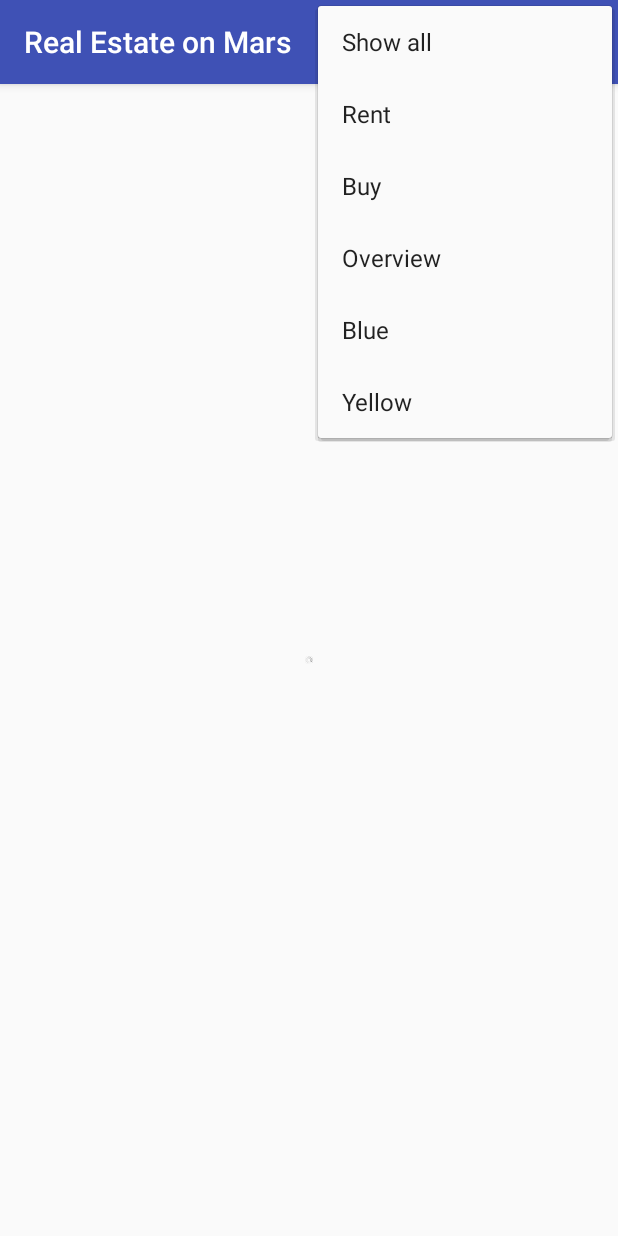
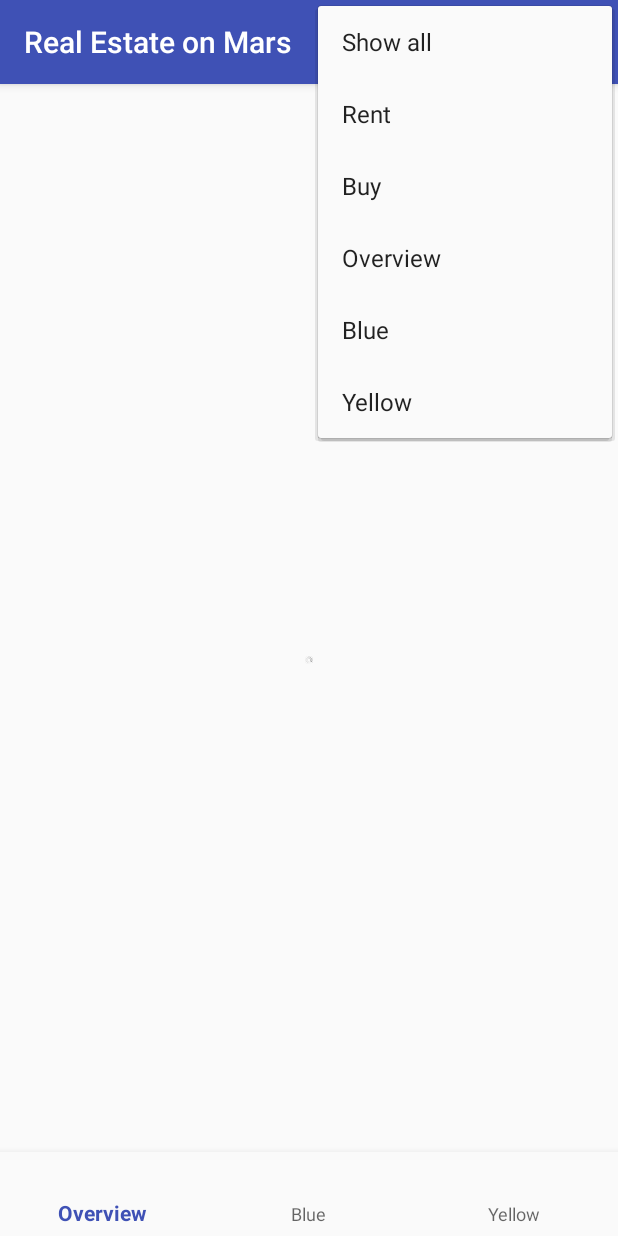
Before and after one commit to richrono/MarsFinal, an Android app: the fragment DetailFragment placed in its activity, with the options menu open, on a phone screen of 412 x 824 dp. Run offline under Robolectric (Android 15) with nearby library versions, the phone set to English and light mode, and no system bars; our stand-ins replace data binding; pictures from the network do not load; 4 statements that could not run were skipped.

Commit message:
put bottomNavView(menu) in activity_menu.xml

```diff
--- a/app/src/main/res/layout/activity_main.xml
+++ b/app/src/main/res/layout/activity_main.xml
@@ -16,12 +16,33 @@
   ~ limitations under the License.
   ~
   -->
+<layout xmlns:android="http://schemas.android.com/apk/res/android"
+    xmlns:app="http://schemas.android.com/apk/res-auto"
+    xmlns:tools="http://schemas.android.com/tools">
 
-<fragment xmlns:android="http://schemas.android.com/apk/res/android"
-    xmlns:app="http://schemas.android.com/apk/res-auto"
+    <androidx.constraintlayout.widget.ConstraintLayout
+        android:layout_width="match_parent"
+        android:layout_height="match_parent">
+
+        <com.google.android.material.bottomnavigation.BottomNavigationView
+            android:id="@+id/bottomNavigationView2"
+            android:layout_width="0dp"
+            android:layout_height="wrap_content"
+            android:layout_marginStart="0dp"
+            android:layout_marginEnd="0dp"
+            android:background="?android:attr/windowBackground"
+            app:layout_constraintBottom_toBottomOf="parent"
+            app:layout_constraintLeft_toLeftOf="parent"
+            app:layout_constraintRight_toRightOf="parent"
+            app:menu="@menu/bottom_menu"/>
+
+        <fragment
             android:id="@+id/nav_host_fragment"
             android:name="androidx.navigation.fragment.NavHostFragment"
             android:layout_width="match_parent"
             android:layout_height="match_parent"
             app:defaultNavHost="true"
             app:navGraph="@navigation/nav_graph" />
+
+    </androidx.constraintlayout.widget.ConstraintLayout>
+</layout>
--- a/app/src/main/res/layout/fragment_detail.xml
+++ b/app/src/main/res/layout/fragment_detail.xml
@@ -22,6 +22,7 @@
     xmlns:tools="http://schemas.android.com/tools">
 
     <data>
+
         <variable
             name="viewModel"
             type="com.example.android.marsrealestate.detail.DetailViewModel" />
@@ -29,13 +30,14 @@
 
     <ScrollView
         android:layout_width="match_parent"
-        android:layout_height="match_parent"
+        android:layout_height="wrap_content"
         tools:context=".DetailFragment">
 
         <androidx.constraintlayout.widget.ConstraintLayout
             android:layout_width="match_parent"
             android:layout_height="wrap_content"
             android:padding="16dp">
+
 
             <ImageView
                 android:id="@+id/main_photo_image"
@@ -53,9 +55,9 @@
                 android:layout_width="wrap_content"
                 android:layout_height="wrap_content"
                 android:layout_marginTop="16dp"
+                android:text="@{viewModel.displayPropertyType}"
                 android:textColor="#de000000"
                 android:textSize="39sp"
-                android:text="@{viewModel.displayPropertyType}"
                 app:layout_constraintStart_toStartOf="parent"
                 app:layout_constraintTop_toBottomOf="@+id/main_photo_image"
                 tools:text="To Rent" />
@@ -65,9 +67,9 @@
                 android:layout_width="wrap_content"
                 android:layout_height="wrap_content"
                 android:layout_marginTop="8dp"
+                android:text="@{viewModel.displayPropertyPrice}"
                 android:textColor="#de000000"
                 android:textSize="20sp"
-                android:text="@{viewModel.displayPropertyPrice}"
                 app:layout_constraintStart_toStartOf="parent"
                 app:layout_constraintTop_toBottomOf="@+id/property_type_text"
                 tools:text="$100,000" />
--- a/app/src/main/res/layout/fragment_overview.xml
+++ b/app/src/main/res/layout/fragment_overview.xml
@@ -58,5 +58,10 @@
             app:layout_constraintTop_toTopOf="parent"
             app:marsApiStatus="@{viewModel.status}" />
 
+<!--        <com.google.android.material.bottomnavigation.BottomNavigationView-->
+<!--            android:layout_width="match_parent"-->
+<!--            android:layout_height="match_parent"-->
+<!--            app:menu="@menu/bottom_menu" />-->
+
     </androidx.constraintlayout.widget.ConstraintLayout>
 </layout>
--- a/app/src/main/res/layout/fragment_tab_bottom.xml
+++ b/app/src/main/res/layout/fragment_tab_bottom.xml
@@ -1,22 +1,19 @@
 <?xml version="1.0" encoding="utf-8"?>
-<androidx.constraintlayout.widget.ConstraintLayout
-    xmlns:android="http://schemas.android.com/apk/res/android"
+<androidx.constraintlayout.widget.ConstraintLayout xmlns:android="http://schemas.android.com/apk/res/android"
     xmlns:app="http://schemas.android.com/apk/res-auto"
     xmlns:tools="http://schemas.android.com/tools"
     android:id="@+id/ConstraintLayout"
     android:layout_width="match_parent"
-    android:layout_height="match_parent"
-    tools:context=".BottomTabFragment"
-    >
+    android:layout_height="match_parent">
 
     <com.google.android.material.bottomnavigation.BottomNavigationView
-       android:id="@+id/bottom_tab"
+        android:id="@+id/bottom_tab"
         android:layout_width="0dp"
         android:layout_height="wrap_content"
         app:layout_constraintBottom_toBottomOf="parent"
         app:layout_constraintEnd_toEndOf="parent"
         app:layout_constraintStart_toStartOf="parent"
         app:layout_constraintTop_toTopOf="parent"
-        app:menu="@menu/bottom_menu"
-        />
+        app:layout_constraintVertical_bias="1.0"
+        app:menu="@menu/bottom_menu" />
 </androidx.constraintlayout.widget.ConstraintLayout>
```
Lines whose indentation alone changed are shown as unchanged.
